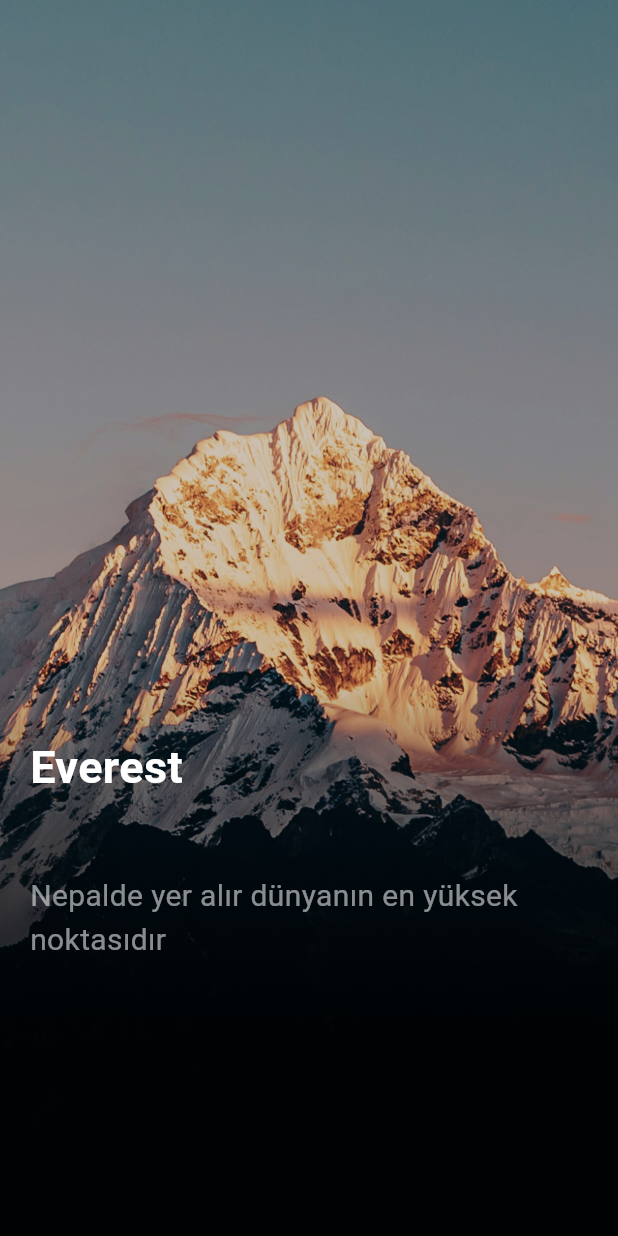
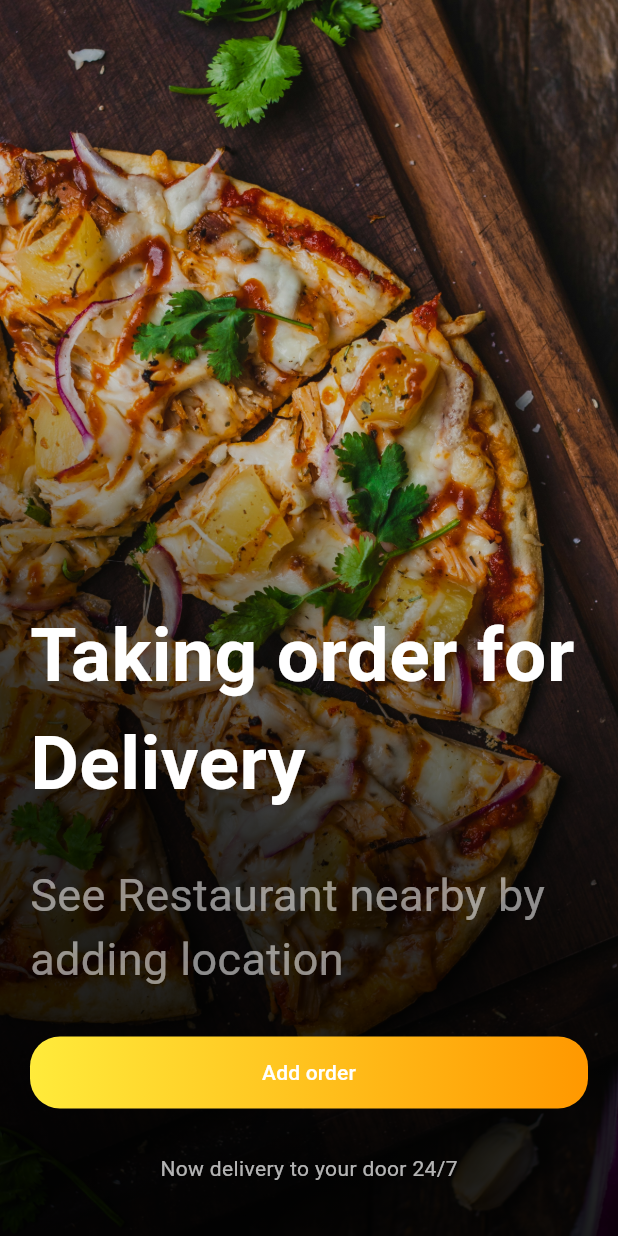
Before and after one commit to halillcam/ui_demos, a Flutter app: the screen it shows after launch, on a phone screen of 412 x 824 dp. Run offline on Flutter 3.47's test engine with Material 3 defaults, Android fonts, the phone set to English and light mode, and no system bars.

Commit message:
Siparis uygulaması main arayüz tasarlandı

```diff
--- /dev/null
+++ b/lib/demos/food_delivery.dart
@@ -0,0 +1,102 @@
+import 'package:flutter/material.dart';
+
+class FoodDelivery extends StatefulWidget {
+  const FoodDelivery({super.key});
+
+  @override
+  State<FoodDelivery> createState() => _FoodDeliveryState();
+}
+
+class _FoodDeliveryState extends State<FoodDelivery> {
+  @override
+  Widget build(BuildContext context) {
+    return Scaffold(
+      body: PageView(
+        children: [
+          _pageFoods("assets/images/food1.jpg"),
+          _pageFoods("assets/images/food2.jpg"),
+          _pageFoods("assets/images/food3.jpg"),
+          _pageFoods("assets/images/food4.jpg")
+        ],
+      ),
+    );
+  }
+}
+
+Widget _pageFoods(String imagePath) {
+  return Container(
+    decoration: BoxDecoration(
+      image: DecorationImage(
+          image: AssetImage(
+            imagePath,
+          ),
+          fit: BoxFit.cover),
+    ),
+    child: Container(
+      decoration: BoxDecoration(
+        gradient: LinearGradient(begin: Alignment.bottomCenter, colors: [
+          Colors.black.withOpacity(.9),
+          Colors.black.withOpacity(.8),
+          Colors.black.withOpacity(.2),
+        ]),
+      ),
+      child: Padding(
+        padding: EdgeInsets.all(20),
+        child: Column(
+          crossAxisAlignment: CrossAxisAlignment.start,
+          mainAxisAlignment: MainAxisAlignment.end,
+          children: [
+            Text(
+              'Taking order for Delivery',
+              style: TextStyle(color: Colors.white, fontSize: 50, fontWeight: FontWeight.bold),
+            ),
+            SizedBox(
+              height: 30,
+            ),
+            Text(
+              "See Restaurant nearby by\nadding location",
+              style: TextStyle(color: Colors.white54, fontSize: 30),
+            ),
+            SizedBox(
+              height: 30,
+            ),
+            _foodButton(),
+            SizedBox(
+              height: 30,
+            ),
+            Align(
+              child: Text(
+                'Now delivery to your door 24/7',
+                style: TextStyle(color: Colors.white70),
+              ),
+            ),
+            SizedBox(
+              height: 15,
+            )
+          ],
+        ),
+      ),
+    ),
+  );
+}
+
+Container _foodButton() {
+  return Container(
+    decoration: BoxDecoration(
+      gradient: LinearGradient(colors: [Colors.yellow, Colors.orange]),
+      borderRadius: BorderRadius.circular(20),
+    ),
+    child: MaterialButton(
+      onPressed: () {
+        print('eklendi');
+      },
+      minWidth: double.infinity,
+      child: Text(
+        'Add order',
+        style: TextStyle(color: Colors.white),
+      ),
+    ),
+  );
+}
+
+// custom alert dialog
--- a/lib/demos/trip_app_ui.dart
+++ b/lib/demos/trip_app_ui.dart
@@ -22,9 +22,9 @@ class _TripAppUiState extends State<TripAppUi> {
     return Scaffold(
       body: PageView(
         children: [
-          makePage(imagePaths.everestPath, Titles.everestTitle, Titles.everestSubtitle),
-          makePage(imagePaths.oceanPath, Titles.oceanTitle, Titles.oceanSubTitle),
-          makePage(imagePaths.bridgePath, Titles.goldenGateTitle, Titles.goldenGateSubTitle),
+          makePage(_imagePaths.everestPath, _Titles.everestTitle, _Titles.everestSubtitle),
+          makePage(_imagePaths.oceanPath, _Titles.oceanTitle, _Titles.oceanSubTitle),
+          makePage(_imagePaths.bridgePath, _Titles.goldenGateTitle, _Titles.goldenGateSubTitle),
         ],
       ),
     );
@@ -54,11 +54,11 @@ Widget makePage(String imagePath, String title, String subtitle) {
             SizedBox(
               height: 470,
             ),
-            Text(title, style: TextStyles.titleStyle),
+            Text(title, style: _TextStyles.titleStyle),
             SizedBox(
               height: 50,
             ),
-            Text(subtitle, style: TextStyles.subTitleStyle),
+            Text(subtitle, style: _TextStyles.subTitleStyle),
           ],
         ),
       ),
@@ -66,7 +66,7 @@ Widget makePage(String imagePath, String title, String subtitle) {
   );
 }
 
-class Titles {
+class _Titles {
   static const String everestTitle = "Everest";
   static const String everestSubtitle = "Nepalde yer alır dünyanın en yüksek noktasıdır";
   static const String oceanTitle = "Pasifik okyanusu";
@@ -77,13 +77,13 @@ class Titles {
       "Golden Gate Köprüsü Kaliforniya'daki San Francisco Körfezi'nin girişinde, Golden Gate Boğazı üzerinde bir asma köprüdür.";
 }
 
-class TextStyles {
+class _TextStyles {
   static const TextStyle titleStyle =
       TextStyle(color: Colors.white, fontSize: 30, fontWeight: FontWeight.bold);
   static const TextStyle subTitleStyle = TextStyle(color: Colors.white54, fontSize: 20);
 }
 
-class imagePaths {
+class _imagePaths {
   static const everestPath = "assets/images/five.jpg";
   static const oceanPath = "assets/images/six.jpg";
   static const bridgePath = "assets/images/seven.jpg";
--- a/lib/main.dart
+++ b/lib/main.dart
@@ -1,6 +1,5 @@
 import 'package:flutter/material.dart';
-import 'package:ui_demos/demos/inspiration.dart';
-import 'package:ui_demos/demos/trip_app_ui.dart';
+import 'package:ui_demos/demos/food_delivery.dart';
 
 void main() {
   runApp(const MyApp());
@@ -16,7 +15,7 @@ class MyApp extends StatelessWidget {
       title: 'Flutter Demo',
       debugShowCheckedModeBanner: false,
       theme: ThemeData.dark().copyWith(),
-      home: TripAppUi(),
+      home: FoodDelivery(),
     );
   }
 }
--- a/pubspec.yaml
+++ b/pubspec.yaml
@@ -2,7 +2,7 @@ name: ui_demos
 description: "A new Flutter project."
 # The following line prevents the package from being accidentally published to
 # pub.dev using `flutter pub publish`. This is preferred for private packages.
-publish_to: 'none' # Remove this line if you wish to publish to pub.dev
+publish_to: "none" # Remove this line if you wish to publish to pub.dev
 
 # The following defines the version and build number for your application.
 # A version number is three numbers separated by dots, like 1.2.43
@@ -34,6 +34,7 @@ dependencies:
   # The following adds the Cupertino Icons font to your application.
   # Use with the CupertinoIcons class for iOS style icons.
   cupertino_icons: ^1.0.8
+  #food_delivery
 
 dev_dependencies:
   flutter_test:
@@ -51,7 +52,6 @@ dev_dependencies:
 
 # The following section is specific to Flutter packages.
 flutter:
-
   # The following line ensures that the Material Icons font is
   # included with your application, so that you can use the icons in
   # the material Icons class.
@@ -63,7 +63,7 @@ flutter:
   #   - images/a_dot_ham.jpeg
 
   assets:
-   - assets/images/
+    - assets/images/
 
   # An image asset can refer to one or more resolution-specific "variants", see
   # https://flutter.dev/to/resolution-aware-images
```
Also changed, not shown: assets/images/food1.jpg (added), assets/images/food2.jpg (added), assets/images/food3.jpg (added), assets/images/food4.jpg (added), pubspec.lock.
